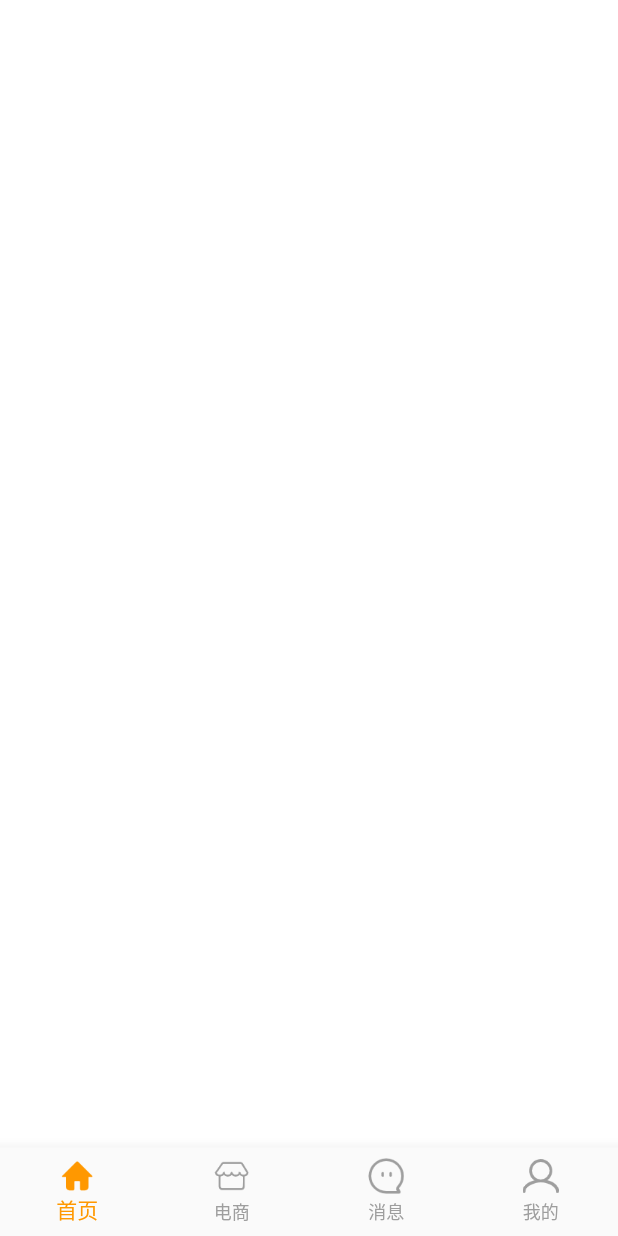
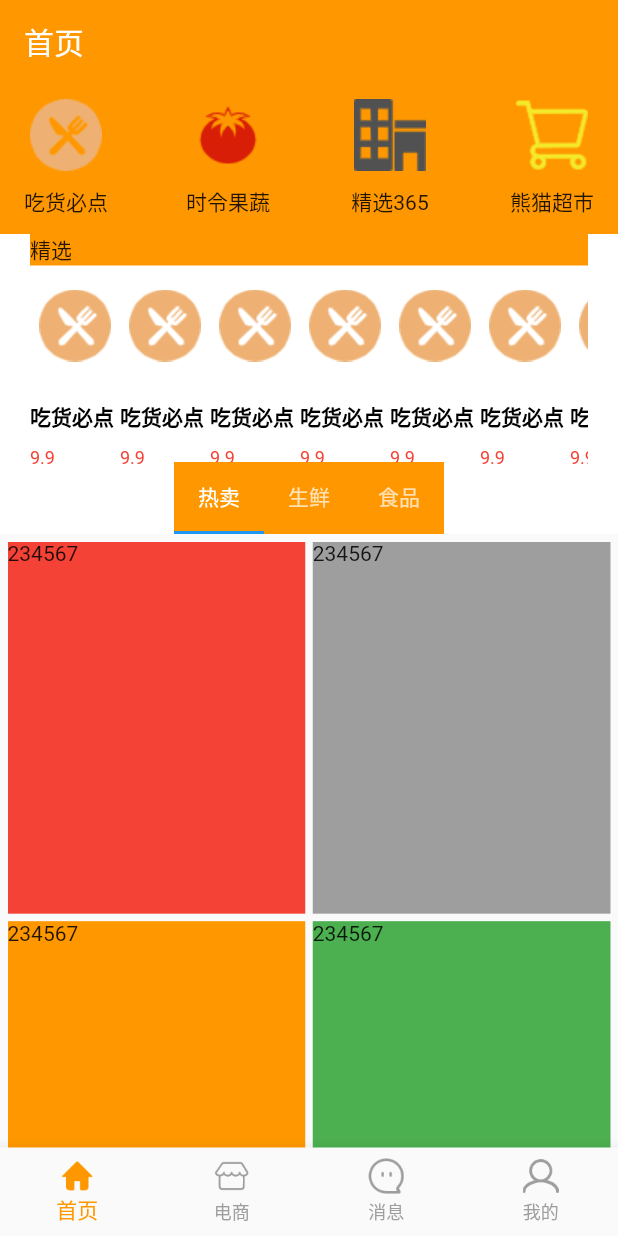
Before and after one commit to tubie/JFMeiTuan_Flutter, a Flutter app: the screen it shows after launch, on a phone screen of 412 x 824 dp. Run offline on Flutter 3.47's test engine with Material 2 defaults, Android fonts, the phone set to English and light mode, and no system bars.

Commit message:
首页UI

```diff
--- a/lib/src/ecommerce/view/ClassificationWidget.dart
+++ b/lib/src/ecommerce/view/ClassificationWidget.dart
@@ -25,8 +25,6 @@ class _ClassificationWidget extends State<ClassificationWidget> {
           ClassificationItem(title: '省钱日历',imagePath: 'res/image/ecommerce/calendar.png',),
           ClassificationItem(title: '热卖排行榜',imagePath: 'res/image/ecommerce/icon_eat.png',),
           ClassificationItem(title: '分类',imagePath: 'res/image/ecommerce/icon_eat.png',),
-
-
         ],
       ),
     );
--- a/lib/src/frame/FramePage.dart
+++ b/lib/src/frame/FramePage.dart
@@ -1,7 +1,7 @@
 import 'package:flutter/material.dart';
 import 'package:meituanflutter/src/base/BaseScaffoldPage.dart';
 import 'package:meituanflutter/src/ecommerce/conreoller/ECommercePage.dart';
-import 'package:meituanflutter/src/home/HomePage.dart';
+import 'package:meituanflutter/src/home/controller/HomePage.dart';
 import 'package:meituanflutter/src/message/controller/MessagePage.dart';
 import 'package:meituanflutter/src/mine/MinePage.dart';
 
--- a/lib/src/home/HomePage.dart
+++ b/lib/src/home/controller/HomePage.dart
@@ -1,5 +1,7 @@
 import 'package:flutter/material.dart';
 import 'package:meituanflutter/src/base/BaseScaffoldPage.dart';
+import 'package:meituanflutter/src/ecommerce/view/PagingWidget.dart';
+import 'package:meituanflutter/src/home/view/HomePagingWidget.dart';
 
 class HomePage extends StatefulWidget {
   HomePage({
@@ -14,10 +16,13 @@ class HomePage extends StatefulWidget {
 }
 
 class _HomePageState extends State<HomePage> {
+
+
   @override
   Widget build(BuildContext context) {
     return BaseScaffoldPage(
-      body: Container(),
+      titleBar: _createTitleBar(),
+      body: HomePagingWidget(),
     );
   }
 
@@ -25,4 +30,14 @@ class _HomePageState extends State<HomePage> {
   initState() {
     super.initState();
   }
+
+
+
+  PreferredSizeWidget _createTitleBar() {
+    return AppBar(
+      elevation: 0,
+      backgroundColor: Colors.orange,
+      title: Text('首页'),
+    );
+  }
 }
--- /dev/null
+++ b/lib/src/home/view/HomePagingWidget.dart
@@ -0,0 +1,99 @@
+import 'package:flutter/material.dart';
+import 'package:meituanflutter/src/ecommerce/view/ClassificationWidget.dart';
+import 'package:meituanflutter/src/ecommerce/view/FeaturedWidget.dart';
+import 'package:meituanflutter/src/ecommerce/view/PagingView.dart';
+
+import 'HomeTopClassificationWidget.dart';
+
+class HomePagingWidget extends StatefulWidget {
+  HomePagingWidget({
+    Key key,
+  }) : super(key: key);
+
+  @override
+  State<StatefulWidget> createState() => _HomePagingWidget();
+}
+
+class _HomePagingWidget extends State<HomePagingWidget>
+    with SingleTickerProviderStateMixin {
+  TabController _tabController;
+  ScrollController _scrollViewController;
+
+  @override
+  Widget build(BuildContext context) {
+    return Scaffold(
+      body: NestedScrollView(
+        body: TabBarView(
+          controller: _tabController,
+          children: <Widget>[
+            PagingView(),
+            PagingView(),
+            PagingView(),
+          ],
+        ),
+        controller: _scrollViewController,
+        headerSliverBuilder: (BuildContext context, bool innerBoxIsScrolled) {
+          return <Widget>[
+            SliverAppBar(
+                pinned: true,
+                floating: true,
+                expandedHeight: 300,
+                flexibleSpace: FlexibleSpaceBar(
+                  collapseMode: CollapseMode.pin,
+                  background: Container(
+                    //头部整个背景颜色
+                    height: double.infinity,
+                    color: Colors.white,
+                    child: Column(
+                      children: <Widget>[
+                        Container(
+//                        color: Colors.white,
+                          height: 100,
+                          child: HomeTopClassificationWidget(),
+                        ),
+                        Container(
+                          height: 200,
+//                        color: Colors.white,
+
+                          child: FeaturedWidget(),
+                        ),
+                      ],
+                    ),
+                  ),
+                ),
+                bottom:
+                PreferredSize(
+                  preferredSize: Size.fromHeight(30),
+                  child: Material(
+                    color: Colors.orange,
+                    child: TabBar(isScrollable: true, controller: _tabController, tabs: [
+                      Tab(text: "热卖"),
+                      Tab(text: "生鲜"),
+                      Tab(text: "食品"),
+                    ]),
+                  ),
+                )
+            ),
+          ];
+        },
+      ),
+    );
+  }
+
+  @override
+  initState() {
+    _scrollViewController = ScrollController(initialScrollOffset: 0.0);
+    _tabController = TabController(
+      length: 3,
+      vsync: this,
+    );
+    super.initState();
+  }
+
+  @override
+  void dispose() {
+    ///页面销毁时，销毁控制器
+    _tabController.dispose();
+    super.dispose();
+  }
+}
--- /dev/null
+++ b/lib/src/home/view/HomeTopClassificationWidget.dart
@@ -0,0 +1,49 @@
+import 'package:flutter/material.dart';
+import 'package:meituanflutter/src/ecommerce/view/ClassificationItem.dart';
+
+class HomeTopClassificationWidget extends StatefulWidget {
+  HomeTopClassificationWidget({
+    Key key,
+  }) : super(key: key);
+
+  @override
+  State<StatefulWidget> createState() => _HomeTopClassificationWidget();
+}
+
+class _HomeTopClassificationWidget extends State<HomeTopClassificationWidget> {
+  @override
+  Widget build(BuildContext context) {
+    return Container(
+      color: Colors.orange ,
+      child: Padding(
+        padding: EdgeInsets.only(left: 10, right: 10),
+        child: Row(
+          mainAxisAlignment: MainAxisAlignment.spaceBetween,
+          children: [
+            ClassificationItem(
+              title: '吃货必点',
+              imagePath: 'res/image/ecommerce/icon_eat.png',
+            ),
+            ClassificationItem(
+              title: '时令果蔬',
+              imagePath: 'res/image/ecommerce/icon_fruit.png',
+            ),
+            ClassificationItem(
+              title: '精选365',
+              imagePath: 'res/image/ecommerce/icon_hotel.png',
+            ),
+            ClassificationItem(
+              title: '熊猫超市',
+              imagePath: 'res/image/ecommerce/icon_market.png',
+            ),
+          ],
+        ),
+      ),
+    );
+  }
+
+  @override
+  initState() {
+    super.initState();
+  }
+}
```
